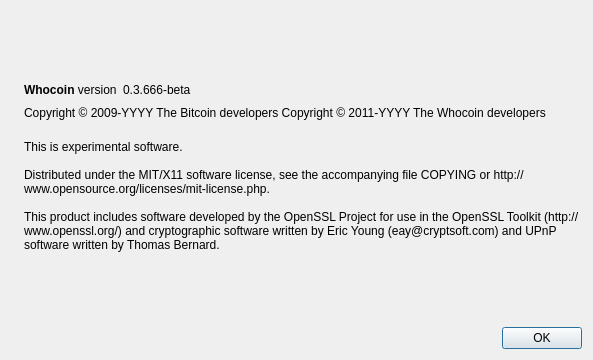
Qt form src/qt/forms/aboutdialog.ui (whocoin/whocoin) before a commit.
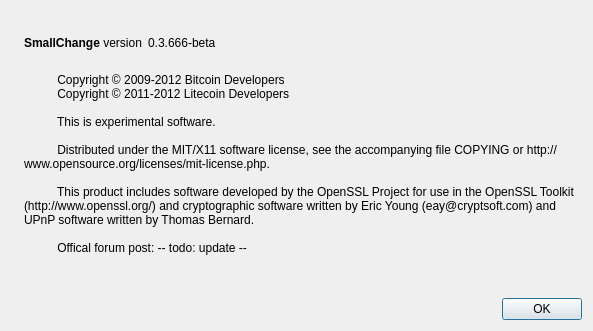
The same form after that commit. Icons and pictures are not drawn.

Commit message: Moved from Lite to Small

```diff
--- a/src/qt/forms/aboutdialog.ui
+++ b/src/qt/forms/aboutdialog.ui
@@ -7,7 +7,7 @@
     <x>0</x>
     <y>0</y>
     <width>593</width>
-    <height>360</height>
+    <height>331</height>
    </rect>
   </property>
   <property name="windowTitle">
@@ -50,7 +50,7 @@
           <cursorShape>IBeamCursor</cursorShape>
          </property>
          <property name="text">
-          <string>&lt;b&gt;Whocoin&lt;/b&gt; version</string>
+          <string>&lt;b&gt;SmallChange&lt;/b&gt; version</string>
          </property>
          <property name="textInteractionFlags">
           <set>Qt::LinksAccessibleByMouse|Qt::TextSelectableByKeyboard|Qt::TextSelectableByMouse</set>
@@ -65,6 +65,9 @@
          <property name="text">
           <string notr="true">0.3.666-beta</string>
          </property>
+         <property name="textFormat">
+          <enum>Qt::RichText</enum>
+         </property>
          <property name="textInteractionFlags">
           <set>Qt::LinksAccessibleByMouse|Qt::TextSelectableByKeyboard|Qt::TextSelectableByMouse</set>
          </property>
@@ -85,23 +88,6 @@
        </item>
       </layout>
      </item>
-     <item>
-      <widget class="QLabel" name="copyrightLabel">
-       <property name="cursor">
-        <cursorShape>IBeamCursor</cursorShape>
-       </property>
-       <property name="text">
-        <string notr="true">Copyright &amp;copy; 2009-YYYY The Bitcoin developers
-Copyright &amp;copy; 2011-YYYY The Whocoin developers</string>
-       </property>
-       <property name="textFormat">
-        <enum>Qt::RichText</enum>
-       </property>
-       <property name="textInteractionFlags">
-        <set>Qt::LinksAccessibleByMouse|Qt::TextSelectableByKeyboard|Qt::TextSelectableByMouse</set>
-       </property>
-      </widget>
-     </item>
      <item>
       <widget class="QLabel" name="label_2">
        <property name="cursor">
@@ -109,11 +95,17 @@
        </property>
        <property name="text">
         <string>
-This is experimental software.
+          Copyright © 2009-2012 Bitcoin Developers
+          Copyright © 2011-2012 Litecoin Developers
 
-Distributed under the MIT/X11 software license, see the accompanying file COPYING or http://www.opensource.org/licenses/mit-license.php.
+          This is experimental software.
 
-This product includes software developed by the OpenSSL Project for use in the OpenSSL Toolkit (http://www.openssl.org/) and cryptographic software written by Eric Young (eay@cryptsoft.com) and UPnP software written by Thomas Bernard.</string>
+          Distributed under the MIT/X11 software license, see the accompanying file COPYING or http://www.opensource.org/licenses/mit-license.php.
+
+          This product includes software developed by the OpenSSL Project for use in the OpenSSL Toolkit (http://www.openssl.org/) and cryptographic software written by Eric Young (eay@cryptsoft.com) and UPnP software written by Thomas Bernard.
+
+          Offical forum post: -- todo: update --
+        </string>
        </property>
        <property name="wordWrap">
         <bool>true</bool>
```
Left out of the diff: 2 changed lines with no effect on the pictures. The commit also changes 508 other files.
